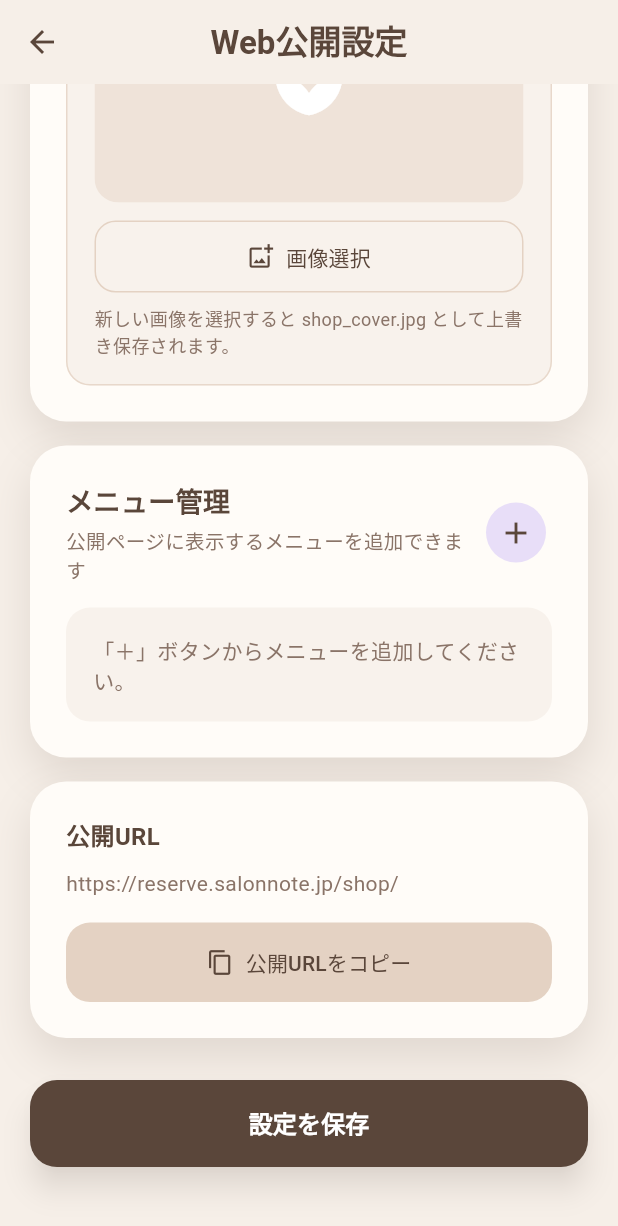
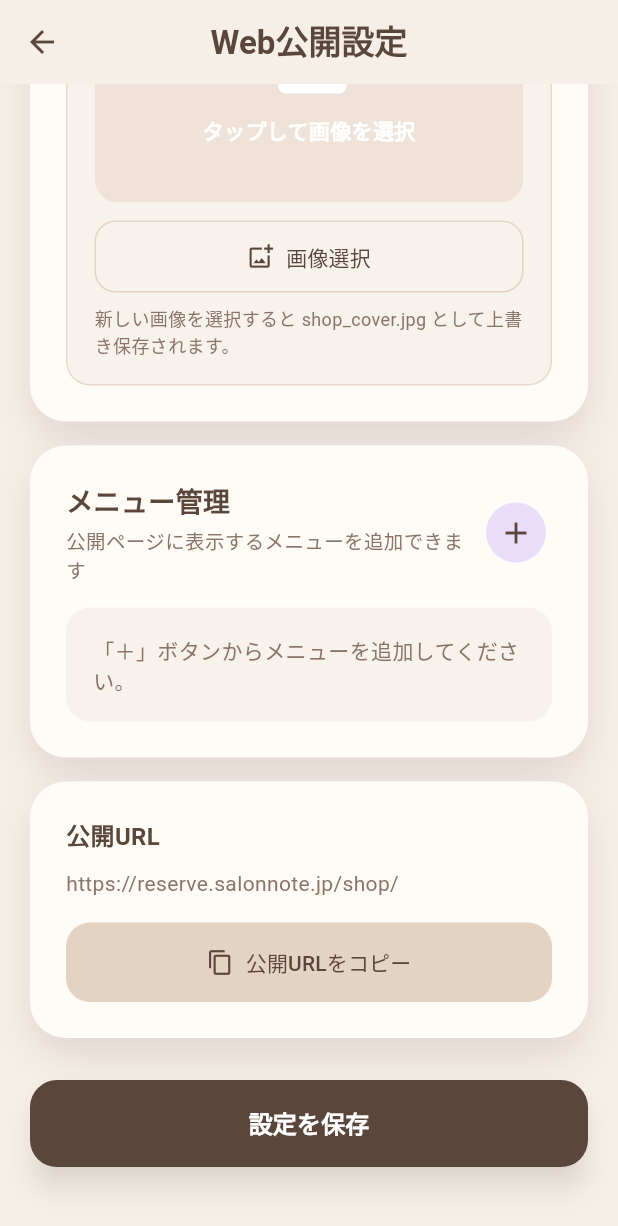
Before and after one commit to takuya42/salon_note, a Flutter app: the WebSettingPage screen opened directly, scrolled down 1110 dp, on a phone screen of 412 x 824 dp. Shown: the top 1226 px of the screen. Run offline on Flutter 3.47's test engine with Material 3 defaults, Android fonts, the phone set to English and light mode, and no system bars; our stand-ins replace cloud_firestore, firebase_analytics, firebase_auth, firebase_core, firebase_crashlytics, firebase_remote_config and 11 more; missing offline and left inert: purchases_flutter; accounts and stored records are empty.

Commit message:
Fix web setting image upload diagnostics

```diff
--- a/lib/settings/pages/web_setting_page.dart
+++ b/lib/settings/pages/web_setting_page.dart
@@ -147,11 +147,19 @@ class _WebSettingPageState extends State<WebSettingPage> {
     final shopId = _shopId;
     if (shopId == null || _isUploadingImage) return;
 
+    debugPrint('IMAGE PICK START');
+
     final pickedImage = await _imagePicker.pickImage(
       source: ImageSource.gallery,
       imageQuality: 88,
     );
-    if (pickedImage == null) return;
+
+    debugPrint('IMAGE PICK RESULT => ${pickedImage?.path}');
+
+    if (pickedImage == null) {
+      debugPrint('IMAGE PICK CANCELLED');
+      return;
+    }
 
     setState(() {
       _isUploadingImage = true;
@@ -159,15 +167,26 @@ class _WebSettingPageState extends State<WebSettingPage> {
     });
 
     try {
+      debugPrint('IMAGE UPLOAD START');
+
+      try {
         final downloadUrl = await _service.uploadShopCoverImage(
           shopId: shopId,
           image: pickedImage,
         );
+
+        debugPrint('IMAGE UPLOAD SUCCESS => $downloadUrl');
+
         if (!mounted) return;
         setState(() => _imageUrl = downloadUrl);
         ScaffoldMessenger.of(context).showSnackBar(
           const SnackBar(content: Text('店舗画像をアップロードしました')),
         );
+      } catch (error, stackTrace) {
+        debugPrint('IMAGE UPLOAD ERROR => $error');
+        debugPrintStack(stackTrace: stackTrace);
+        rethrow;
+      }
     } catch (_) {
       if (!mounted) return;
       setState(() => _errorMessage = '店舗画像のアップロードに失敗しました。');
@@ -542,21 +561,73 @@ class _ImageUploadPanel extends StatelessWidget {
           const SizedBox(height: 12),
           AspectRatio(
             aspectRatio: 16 / 9,
+            child: GestureDetector(
+              behavior: HitTestBehavior.opaque,
+              onTap: isUploading ? null : onPickImage,
               child: ClipRRect(
                 borderRadius: BorderRadius.circular(16),
-              child: imageUrl.isEmpty
-                  ? Container(
+                child: Stack(
+                  fit: StackFit.expand,
+                  children: [
+                    if (imageUrl.isEmpty)
+                      Container(
                         color: _beige.withAlpha(120),
-                      child: const Center(
-                        child: Icon(Icons.spa, color: Colors.white, size: 54),
+                        child: const Column(
+                          mainAxisAlignment: MainAxisAlignment.center,
+                          children: [
+                            Icon(
+                              Icons.add_a_photo,
+                              color: Colors.white,
+                              size: 54,
+                            ),
+                            SizedBox(height: 10),
+                            Text(
+                              'タップして画像を選択',
+                              style: TextStyle(
+                                color: Colors.white,
+                                fontWeight: FontWeight.bold,
+                              ),
+                            ),
+                          ],
                         ),
                       )
-                  : Image.network(
+                    else
+                      Image.network(
                         imageUrl,
                         fit: BoxFit.cover,
                         errorBuilder: (_, __, ___) => Container(
                           color: _beige.withAlpha(120),
-                        child: const Icon(Icons.broken_image, color: _mutedBrown),
+                          child: const Icon(
+                            Icons.broken_image,
+                            color: _mutedBrown,
+                          ),
+                        ),
+                      ),
+                    if (imageUrl.isNotEmpty)
+                      Positioned(
+                        top: 10,
+                        right: 10,
+                        child: Container(
+                          padding: const EdgeInsets.all(8),
+                          decoration: BoxDecoration(
+                            color: Colors.black.withAlpha(128),
+                            shape: BoxShape.circle,
+                          ),
+                          child: const Icon(
+                            Icons.camera_alt,
+                            color: Colors.white,
+                            size: 22,
+                          ),
+                        ),
+                      ),
+                    if (isUploading)
+                      Container(
+                        color: Colors.black.withAlpha(77),
+                        child: const Center(
+                          child: CircularProgressIndicator(color: Colors.white),
+                        ),
+                      ),
+                  ],
                 ),
               ),
             ),
```
Also changed, not shown: lib/settings/services/web_setting_service.dart (+15 -0 lines). Lines whose indentation alone changed are shown as unchanged.
